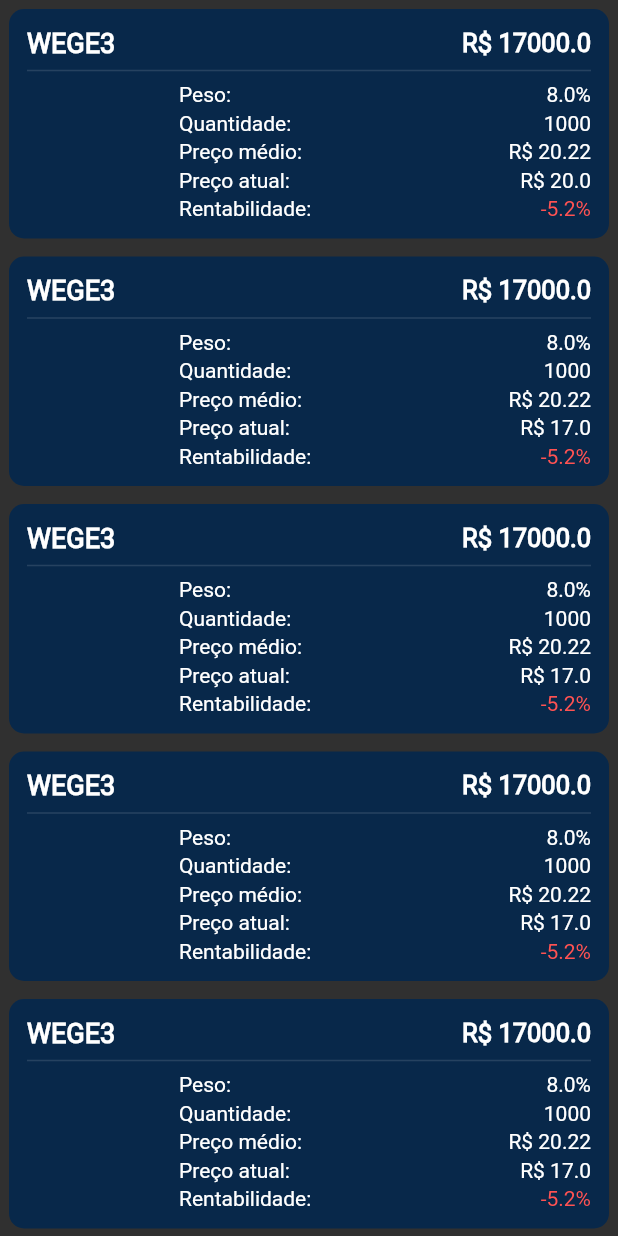
After one commit to pulszao/investing, a Flutter app: the PortfolioScreen screen opened directly, on a phone screen of 412 x 824 dp. The commit adds this screen. Run offline on Flutter 3.47's test engine with Material 2 defaults, Android fonts, the phone set to English and light mode, and no system bars; our stand-ins replace material_design_icons_flutter, syncfusion_flutter_charts.

Commit message:
Adding portfolio screen

```diff
--- /dev/null
+++ b/lib/components/card/stock_card.dart
@@ -0,0 +1,117 @@
+import 'package:flutter/material.dart';
+import 'package:investing/constants.dart';
+
+class StockCard extends StatelessWidget {
+  final bool sectorPage;
+  final int quantity;
+  final double avgPrice;
+  final double nowPrice;
+  final double profit;
+  final double total;
+  final double weight;
+  final String stock;
+  final String stockDescription;
+
+  const StockCard({
+    Key? key,
+    this.sectorPage = false,
+    required this.stock,
+    required this.quantity,
+    required this.avgPrice,
+    required this.nowPrice,
+    required this.profit,
+    required this.weight,
+    required this.total,
+    required this.stockDescription,
+  }) : super(key: key);
+
+  @override
+  Widget build(BuildContext context) {
+    return Container(
+      width: MediaQuery.of(context).size.width - 12,
+      decoration: BoxDecoration(
+        color: kColorScheme.surface,
+        borderRadius: const BorderRadius.all(Radius.circular(10)),
+      ),
+      child: Padding(
+        padding: const EdgeInsets.all(12.0),
+        child: Column(
+          crossAxisAlignment: CrossAxisAlignment.end,
+          children: [
+            Row(
+              mainAxisAlignment: MainAxisAlignment.spaceBetween,
+              children: [
+                Text(
+                  stock,
+                  style: kBaseTextStyle(
+                    fontSize: 18,
+                    fontWeight: FontWeight.bold,
+                  ),
+                ),
+                Text(
+                  'R\$ $total',
+                  style: kBaseTextStyle(
+                    fontSize: 17,
+                    fontWeight: FontWeight.bold,
+                  ),
+                ),
+              ],
+            ),
+            const Divider(thickness: 1),
+            SizedBox(
+              width: MediaQuery.of(context).size.width / 1.5,
+              child: Column(
+                children: [
+                  Row(
+                    mainAxisAlignment: MainAxisAlignment.spaceBetween,
+                    children: [
+                      Text('Peso${sectorPage == true ? ' (no setor):' : ':'}'),
+                      Text('$weight%'),
+                    ],
+                  ),
+                  const SizedBox(height: 3),
+                  Row(
+                    mainAxisAlignment: MainAxisAlignment.spaceBetween,
+                    children: [
+                      const Text('Quantidade:'),
+                      Text('$quantity'),
+                    ],
+                  ),
+                  const SizedBox(height: 3),
+                  Row(
+                    mainAxisAlignment: MainAxisAlignment.spaceBetween,
+                    children: [
+                      const Text('Preço médio: '),
+                      Text('R\$ $avgPrice'),
+                    ],
+                  ),
+                  const SizedBox(height: 3),
+                  Row(
+                    mainAxisAlignment: MainAxisAlignment.spaceBetween,
+                    children: [
+                      const Text('Preço atual: '),
+                      Text('R\$ $nowPrice'),
+                    ],
+                  ),
+                  const SizedBox(height: 3),
+                  Row(
+                    mainAxisAlignment: MainAxisAlignment.spaceBetween,
+                    children: [
+                      const Text('Rentabilidade: '),
+                      Text(
+                        '$profit%',
+                        style: kBaseTextStyle(
+                          color: profit > 0 ? Colors.greenAccent : Colors.redAccent,
+                        ),
+                      ),
+                    ],
+                  ),
+                ],
+              ),
+            ),
+          ],
+        ),
+      ),
+    );
+  }
+}
--- a/lib/screens/menu_screen.dart
+++ b/lib/screens/menu_screen.dart
@@ -1,5 +1,6 @@
 import 'package:flutter/material.dart';
 import 'package:investing/components/card/menu_card.dart';
+import 'package:investing/screens/portfolio/portfolio.dart';
 import 'package:investing/screens/watchlist/watchlist_screen.dart';
 import 'package:material_design_icons_flutter/material_design_icons_flutter.dart';
 import 'package:syncfusion_flutter_charts/charts.dart';
@@ -227,9 +228,10 @@
                     children: [
                       FloatingActionButton(
                         heroTag: 'portfolio',
-                        onPressed: () {
-                          // TODO: create Portfolio Screen
-                        },
+                        onPressed: () => Navigator.push(
+                          context,
+                          MaterialPageRoute(builder: (BuildContext context) => const PortfolioScreen()),
+                        ),
                         materialTapTargetSize: MaterialTapTargetSize.padded,
                         mini: true,
                         elevation: 2,
--- /dev/null
+++ b/lib/screens/portfolio/portfolio.dart
@@ -0,0 +1,127 @@
+import 'package:flutter/material.dart';
+import '../../components/card/stock_card.dart';
+
+class PortfolioScreen extends StatefulWidget {
+  const PortfolioScreen({Key? key}) : super(key: key);
+
+  @override
+  State<PortfolioScreen> createState() => _PortfolioScreen();
+}
+
+class _PortfolioScreen extends State<PortfolioScreen> {
+  @override
+  Widget build(BuildContext context) {
+    List<StockCard> stocksWidgets = [
+      StockCard(
+        stock: 'WEGE3',
+        stockDescription: 'WEG S.A',
+        nowPrice: 20,
+        avgPrice: 20.22,
+        quantity: 1000,
+        total: 17000,
+        profit: -5.2,
+        weight: 8,
+      ),
+      StockCard(
+        stock: 'WEGE3',
+        stockDescription: 'WEG S.A',
+        nowPrice: 17,
+        avgPrice: 20.22,
+        quantity: 1000,
+        total: 17000,
+        profit: -5.2,
+        weight: 8,
+      ),
+      StockCard(
+        stock: 'WEGE3',
+        stockDescription: 'WEG S.A',
+        nowPrice: 17,
+        avgPrice: 20.22,
+        quantity: 1000,
+        total: 17000,
+        profit: -5.2,
+        weight: 8,
+      ),
+      StockCard(
+        stock: 'WEGE3',
+        stockDescription: 'WEG S.A',
+        nowPrice: 17,
+        avgPrice: 20.22,
+        quantity: 1000,
+        total: 17000,
+        profit: -5.2,
+        weight: 8,
+      ),
+      StockCard(
+        stock: 'WEGE3',
+        stockDescription: 'WEG S.A',
+        nowPrice: 17,
+        avgPrice: 20.22,
+        quantity: 1000,
+        total: 17000,
+        profit: -5.2,
+        weight: 8,
+      ),
+      StockCard(
+        stock: 'WEGE3',
+        stockDescription: 'WEG S.A',
+        nowPrice: 17,
+        avgPrice: 20.22,
+        quantity: 1000,
+        total: 17000,
+        profit: -5.2,
+        weight: 8,
+      ),
+      StockCard(
+        stock: 'WEGE3',
+        stockDescription: 'WEG S.A',
+        nowPrice: 17,
+        avgPrice: 20.22,
+        quantity: 1000,
+        total: 17000,
+        profit: -5.2,
+        weight: 8,
+      ),
+      StockCard(
+        stock: 'WEGE3',
+        stockDescription: 'WEG S.A',
+        nowPrice: 17,
+        avgPrice: 20.22,
+        quantity: 1000,
+        total: 17000,
+        profit: -5.2,
+        weight: 8,
+      ),
+      StockCard(
+        stock: 'WEGE3',
+        stockDescription: 'WEG S.A',
+        nowPrice: 17,
+        avgPrice: 20.22,
+        quantity: 1000,
+        total: 17000,
+        profit: -5.2,
+        weight: 8,
+      ),
+    ];
+
+    return Scaffold(
+      body: SafeArea(
+        child: SingleChildScrollView(
+          child: Row(
+            mainAxisAlignment: MainAxisAlignment.center,
+            children: [
+              Column(
+                children: stocksWidgets
+                    .map((item) => Padding(
+                          padding: const EdgeInsets.all(6.0),
+                          child: item,
+                        ))
+                    .toList(),
+              ),
+            ],
+          ),
+        ),
+      ),
+    );
+  }
+}
```
